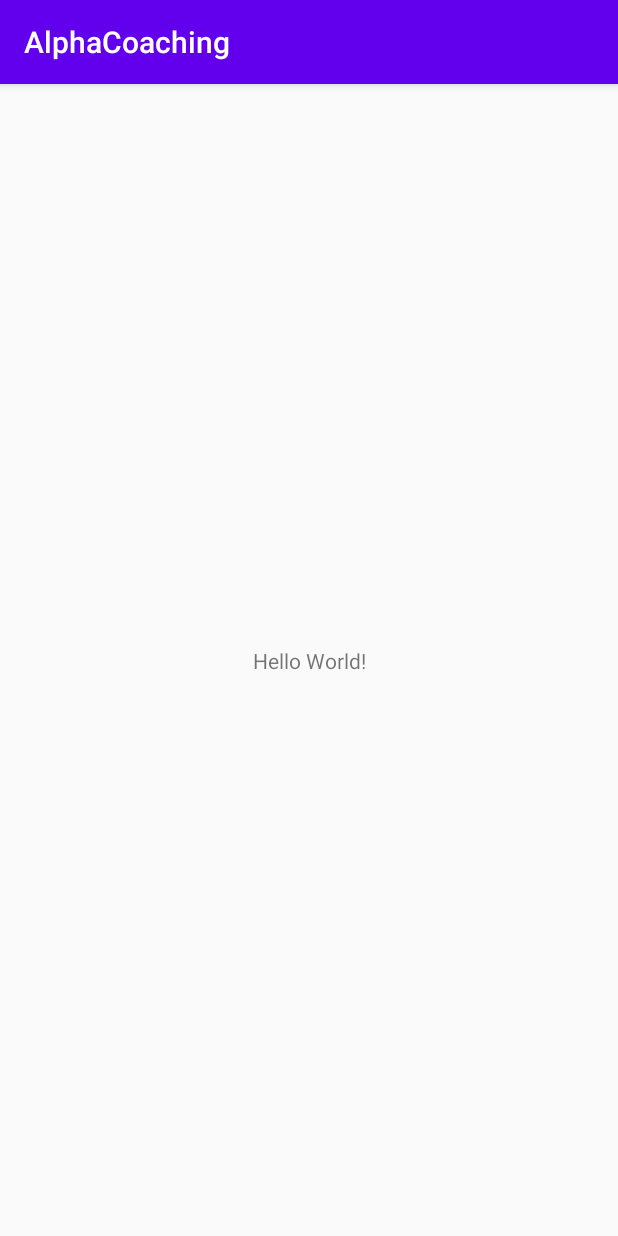
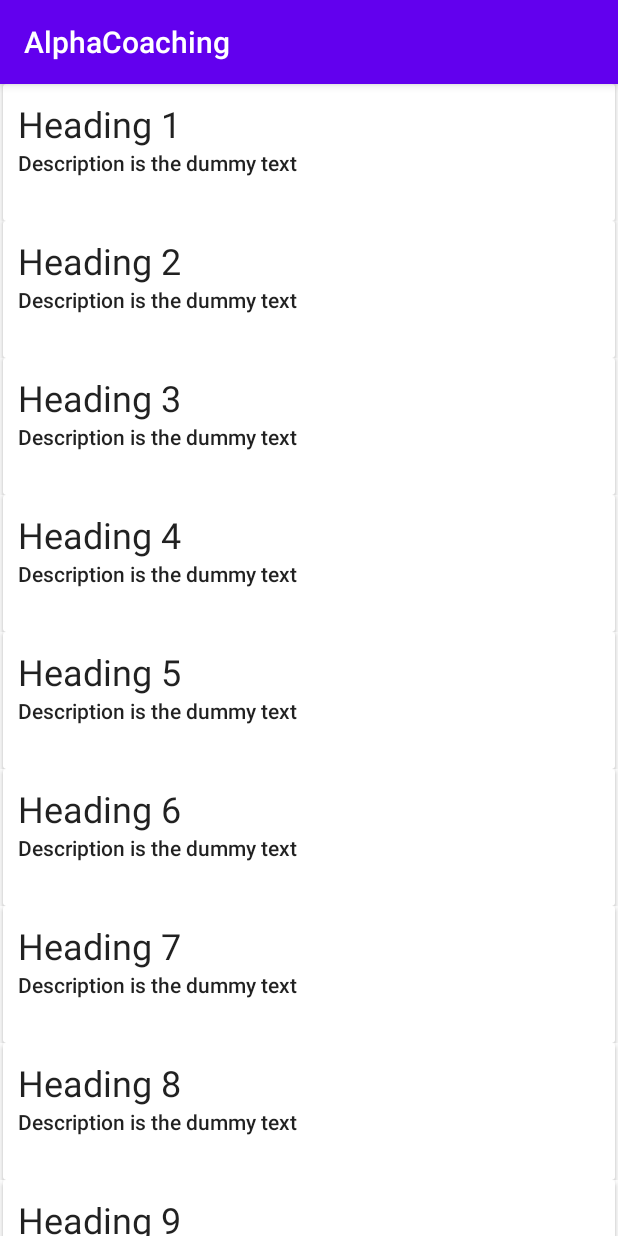
Before and after one commit to dhananjay0610/CoachingClass, an Android app: the screen it shows after launch (MainActivity), on a phone screen of 412 x 824 dp. Run offline under Robolectric (Android 15) with nearby library versions, the phone set to English and light mode, and no system bars.

Commit message:
Added ListItem for the MainActivity and also worked on the main activity

```diff
--- a/app/build.gradle
+++ b/app/build.gradle
@@ -31,4 +31,7 @@ dependencies {
     testImplementation 'junit:junit:4.12'
     androidTestImplementation 'androidx.test.ext:junit:1.1.1'
     androidTestImplementation 'androidx.test.espresso:espresso-core:3.2.0'
+    implementation 'com.android.support:recyclerview-v7:28.0.0'
+    implementation 'com.android.support:cardview-v7:28.0.0'
+
 }
--- a/app/src/main/java/com/alphaCoaching/activity/MainActivity.java
+++ b/app/src/main/java/com/alphaCoaching/activity/MainActivity.java
@@ -4,28 +4,45 @@ import androidx.appcompat.app.AppCompatActivity;
 
 import android.os.Bundle;
 
+import androidx.recyclerview.widget.LinearLayoutManager;
+import androidx.recyclerview.widget.RecyclerView;
+
 import com.alphaCoaching.R;
+import com.alphaCoaching.fragment.ListItem;
+import com.alphaCoaching.fragment.MainFragment;
+
+
+import java.util.ArrayList;
+import java.util.List;
 
 public class MainActivity extends AppCompatActivity {
 
+
+
+
+    private RecyclerView recyclerView;
+    private RecyclerView.Adapter adapter;
+    private List<ListItem> listItems;
+
     @Override
-    public void onCreate(Bundle savedInstanceState) {
+    protected void onCreate(Bundle savedInstanceState) {
         super.onCreate(savedInstanceState);
         setContentView(R.layout.activity_main);
-    }
 
-    @Override
-    public void onResume() {
-        super.onResume();
-    }
+        recyclerView=(RecyclerView)findViewById(R.id.recyclerview);
+        recyclerView.setHasFixedSize(true);
+        recyclerView.setLayoutManager(new LinearLayoutManager(this));
 
-    @Override
-    public void onDestroy() {
-        super.onDestroy();
-    }
+        listItems =new ArrayList<>();
 
-    @Override
-    public void onPause() {
-        super.onPause();
+
+        for(int i=0;i<=10;i++)
+        {
+            ListItem listItem=new ListItem("Heading " + (i+1),"Description is the dummy text");
+            listItems.add(listItem);
+        }
+        adapter=new MainFragment(listItems,this);
+        recyclerView.setAdapter(adapter);
+
     }
 }
--- /dev/null
+++ b/app/src/main/java/com/alphaCoaching/fragment/ListItem.java
@@ -0,0 +1,25 @@
+package com.alphaCoaching.fragment;
+
+public class ListItem {
+    private String head;
+    private  String description;
+    private String date;
+
+    public ListItem(String head, String description) {
+        this.head = head;
+        this.description = description;
+        this.date=date;
+    }
+
+
+    public String getHead() {
+        return head;
+    }
+
+    public String getDescription() {
+        return description;
+    }
+    public String getDate(){
+        return  date;
+    }
+}
--- a/app/src/main/java/com/alphaCoaching/fragment/MainFragment.java
+++ b/app/src/main/java/com/alphaCoaching/fragment/MainFragment.java
@@ -1,4 +1,65 @@
 package com.alphaCoaching.fragment;
 
-public class MainFragment {
+import android.content.Context;
+import android.view.LayoutInflater;
+import android.view.View;
+import android.view.ViewGroup;
+import android.widget.TextView;
+
+import androidx.annotation.NonNull;
+import androidx.recyclerview.widget.RecyclerView;
+
+import com.alphaCoaching.R;
+
+import java.util.List;
+
+public class MainFragment extends RecyclerView.Adapter<MainFragment.ViewHolder> {
+
+
+    private List<ListItem> listItems;
+    private Context context;
+
+
+    public MainFragment(List<ListItem> listItems, Context context) {
+        this.listItems = listItems;
+        this.context = context;
+    }
+
+    @NonNull
+    @Override
+    public ViewHolder onCreateViewHolder(@NonNull ViewGroup parent, int viewType) {
+        View v= LayoutInflater.from(parent.getContext()).inflate(R.layout.list_item,parent,false);
+        return new ViewHolder(v);
+    }
+
+
+    @Override
+    public void onBindViewHolder(@NonNull ViewHolder holder, int position) {
+        ListItem listItem=listItems.get(position);
+        holder.textViewHead.setText(listItem.getHead());
+        holder.textViewdesc.setText(listItem.getDescription());
+        holder.date.setText(listItem.getDate());
+    }
+
+
+    @Override
+    public int getItemCount() {
+        return listItems.size();
+    }
+
+
+    public class ViewHolder extends RecyclerView.ViewHolder{
+
+        public  TextView textViewHead;
+        public TextView date;
+        public TextView textViewdesc;
+        public ViewHolder(@NonNull View itemView) {
+            super(itemView);
+            textViewHead=(TextView)itemView.findViewById(R.id.textviewhead);
+            date=(TextView)itemView.findViewById(R.id.date);
+
+            textViewdesc=(TextView)itemView.findViewById(R.id.textviewdiscription);
+        }
+    }
+
 }
--- a/app/src/main/res/layout/activity_main.xml
+++ b/app/src/main/res/layout/activity_main.xml
@@ -6,13 +6,16 @@
     android:layout_height="match_parent"
     tools:context=".activity.MainActivity">
 
-    <TextView
-        android:layout_width="wrap_content"
-        android:layout_height="wrap_content"
-        android:text="Hello World!"
-        app:layout_constraintBottom_toBottomOf="parent"
-        app:layout_constraintLeft_toLeftOf="parent"
-        app:layout_constraintRight_toRightOf="parent"
-        app:layout_constraintTop_toTopOf="parent" />
+
+
+    <androidx.recyclerview.widget.RecyclerView
+        android:layout_width="match_parent"
+        android:layout_height="match_parent"
+        android:id="@+id/recyclerview"
+
+        >
+    </androidx.recyclerview.widget.RecyclerView>
+
+
 
 </androidx.constraintlayout.widget.ConstraintLayout>
--- /dev/null
+++ b/app/src/main/res/layout/list_item.xml
@@ -0,0 +1,45 @@
+<?xml version="1.0" encoding="utf-8"?>
+<androidx.constraintlayout.widget.ConstraintLayout xmlns:android="http://schemas.android.com/apk/res/android"
+    android:layout_width="match_parent"
+    android:layout_height="wrap_content">
+
+    <androidx.cardview.widget.CardView
+        android:layout_width="match_parent"
+        android:layout_height="match_parent"
+        android:layout_margin="@dimen/cardview_default_elevation"
+        android:padding="10dp">
+
+        <LinearLayout
+            android:layout_width="match_parent"
+            android:layout_height="wrap_content"
+            android:orientation="vertical"
+            android:padding="10dp">
+
+            <TextView
+                android:id="@+id/textviewhead"
+                android:layout_width="match_parent"
+                android:layout_height="wrap_content"
+                android:text="Heading"
+                android:textAppearance="@style/TextAppearance.AppCompat.Headline">
+
+            </TextView>
+
+            <TextView
+                android:id="@+id/textviewdiscription"
+                android:layout_width="match_parent"
+                android:layout_height="wrap_content"
+                android:text="Description"
+                android:textAppearance="@style/TextAppearance.AppCompat.Body2">
+
+            </TextView>
+
+            <TextView
+                android:layout_width="388dp"
+                android:layout_height="match_parent"
+                android:textAlignment="textEnd"
+                android:layout_gravity="end"
+                android:id="@+id/date"
+                android:text="2 April" />
+        </LinearLayout>
+    </androidx.cardview.widget.CardView>
+</androidx.constraintlayout.widget.ConstraintLayout>
--- a/build.gradle
+++ b/build.gradle
@@ -8,7 +8,7 @@ buildscript {
 
     }
     dependencies {
-        classpath 'com.android.tools.build:gradle:3.6.0'
+        classpath 'com.android.tools.build:gradle:3.6.1'
 
 
         // NOTE: Do not place your application dependencies here; they belong
```
